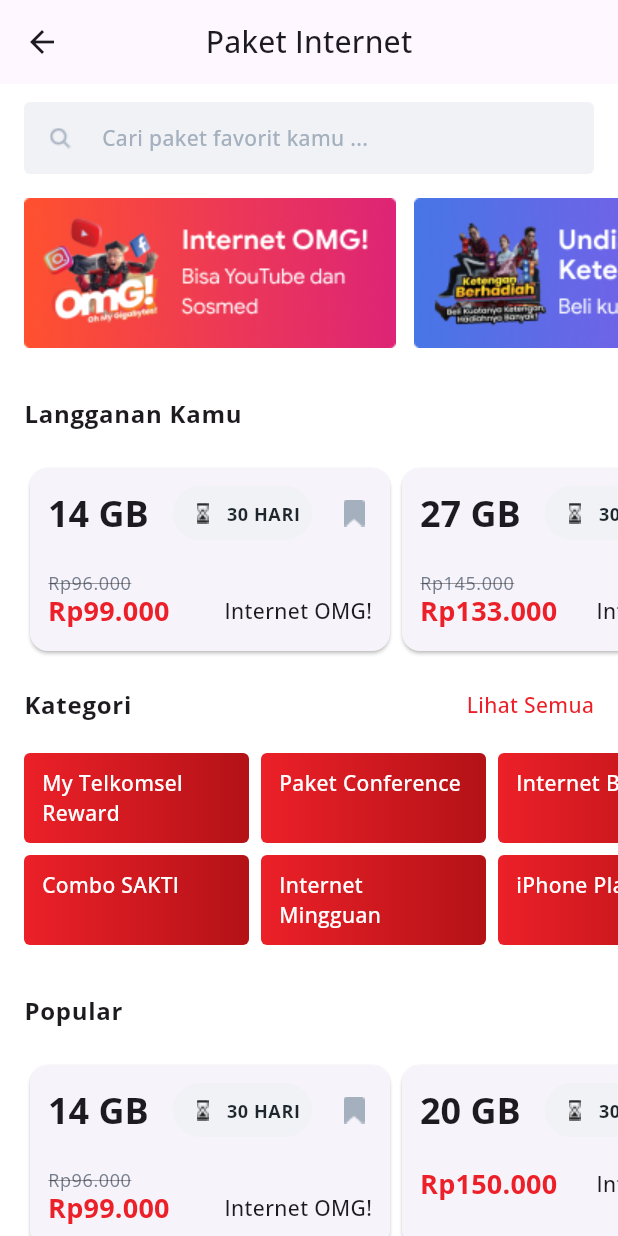
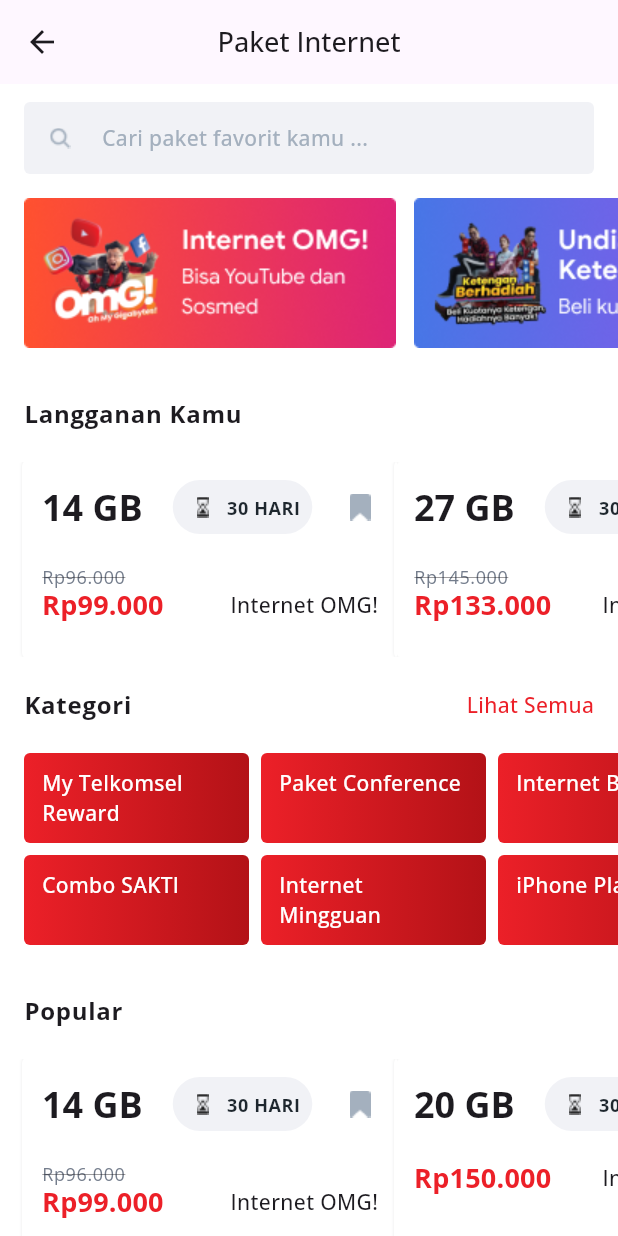
Before and after one commit to ziss11/mytelkomsel-clone-ui, a Flutter app: the InternetPage screen opened by its route, on a phone screen of 412 x 824 dp. Run offline on Flutter 3.47's test engine with Material 2 defaults, Android fonts, the phone set to English and light mode, and no system bars; our stand-ins replace equatable, go_router, google_fonts.

```diff
--- a/lib/presentation/pages/internet_page.dart
+++ b/lib/presentation/pages/internet_page.dart
@@ -25,7 +25,10 @@ class _InternetPageState extends State<InternetPage> {
     super.initState();
     _focusNode.addListener(() {
       if (_focusNode.hasFocus) {
-        context.goNamed(SearchPackagePage.routeName);
+        context.goNamed(
+          SearchPackagePage.routeName,
+          extra: "",
+        );
         _focusNode.unfocus();
       }
     });
@@ -38,6 +41,10 @@ class _InternetPageState extends State<InternetPage> {
         title: const Text(
           "Paket Internet",
         ),
+        titleTextStyle: Theme.of(context).textTheme.headline6?.copyWith(
+              fontSize: 18,
+              letterSpacing: 0,
+            ),
         centerTitle: true,
       ),
       body: SingleChildScrollView(
--- a/lib/presentation/pages/login_page.dart
+++ b/lib/presentation/pages/login_page.dart
@@ -71,7 +71,7 @@ class _LoginPageState extends State<LoginPage> {
                   height: 8,
                 ),
                 CheckboxListTile(
-                  activeColor: Theme.of(context).colorScheme.primary,
+                  activeColor: AppColors.red,
                   dense: true,
                   contentPadding: EdgeInsets.zero,
                   checkColor: AppColors.white,
--- a/lib/presentation/widgets/filled_textfield.dart
+++ b/lib/presentation/widgets/filled_textfield.dart
@@ -3,14 +3,14 @@ import 'package:mytelkomsel_clone_ui/utilities/colors.dart';
 
 class FilledTextField extends StatefulWidget {
   final TextEditingController? controller;
-  final Function(String)? onChanged;
+  final Function(String)? onSubmitted;
   final FocusNode? focusNode;
   final TextInputAction? textInputAction;
 
   const FilledTextField({
     super.key,
     this.controller,
-    this.onChanged,
+    this.onSubmitted,
     this.focusNode,
     this.textInputAction,
   });
@@ -26,7 +26,7 @@ class _FilledTextFieldState extends State<FilledTextField> {
   Widget build(BuildContext context) {
     return TextFormField(
       controller: widget.controller,
-      onChanged: widget.onChanged,
+      onFieldSubmitted: widget.onSubmitted,
       style: Theme.of(context).textTheme.bodyText2?.copyWith(
             fontWeight: FontWeight.w500,
           ),
@@ -62,8 +62,8 @@ class _FilledTextFieldState extends State<FilledTextField> {
                     if (widget.controller != null) {
                       widget.controller!.clear();
                     }
-                    if (widget.onChanged != null) {
-                      widget.onChanged!("");
+                    if (widget.onSubmitted != null) {
+                      widget.onSubmitted!("");
                     }
                   });
                 },
--- a/lib/presentation/widgets/package_card.dart
+++ b/lib/presentation/widgets/package_card.dart
@@ -13,20 +13,30 @@ class PackageCard extends StatelessWidget {
   @override
   Widget build(BuildContext context) {
     return InkWell(
-      onTap: () => context.goNamed(
+      onTap: () => context.pushNamed(
         PackageDetail.routeName,
         extra: paket,
       ),
       child: SizedBox(
         width: 248,
-        child: Card(
-          child: Padding(
+        child: Container(
           padding: const EdgeInsets.all(12),
+          decoration: BoxDecoration(
+            color: AppColors.white,
+            borderRadius: BorderRadius.circular(4),
+            boxShadow: [
+              BoxShadow(
+                color: AppColors.black.withOpacity(.1),
+                blurRadius: 1,
+                blurStyle: BlurStyle.outer,
+                spreadRadius: 1,
+              ),
+            ],
+          ),
           child: Column(
             crossAxisAlignment: CrossAxisAlignment.start,
             children: [
               Row(
-                  mainAxisAlignment: MainAxisAlignment.spaceBetween,
                 children: [
                   Text(
                     "${paket.data} ${paket.unit}",
@@ -36,6 +46,7 @@ class PackageCard extends StatelessWidget {
                         ?.copyWith(fontWeight: FontWeight.w700),
                   ),
                   Container(
+                    margin: const EdgeInsets.only(left: 20),
                     padding: const EdgeInsets.symmetric(
                       horizontal: 8,
                       vertical: 6,
@@ -56,8 +67,7 @@ class PackageCard extends StatelessWidget {
                         ),
                         Text(
                           "${paket.numOfDay} ${paket.dayUnit.toUpperCase()}",
-                            style:
-                                Theme.of(context).textTheme.caption?.copyWith(
+                          style: Theme.of(context).textTheme.caption?.copyWith(
                                 fontWeight: FontWeight.w700,
                                 color: AppColors.black,
                               ),
@@ -65,6 +75,7 @@ class PackageCard extends StatelessWidget {
                       ],
                     ),
                   ),
+                  const Spacer(),
                   InkWell(
                     onTap: () {},
                     child: const ImageIcon(
@@ -125,7 +136,6 @@ class PackageCard extends StatelessWidget {
           ),
         ),
       ),
-      ),
     );
   }
 }
```
Also changed, not shown: lib/presentation/pages/search_package_page.dart (+11 -16 lines), lib/presentation/pages/search_package_result_page.dart (+94 -16 lines), lib/utilities/router.dart (+5 -4 lines), images/ic_filter.png (added), images/ic_sort.png (added). Lines whose indentation alone changed are shown as unchanged.
